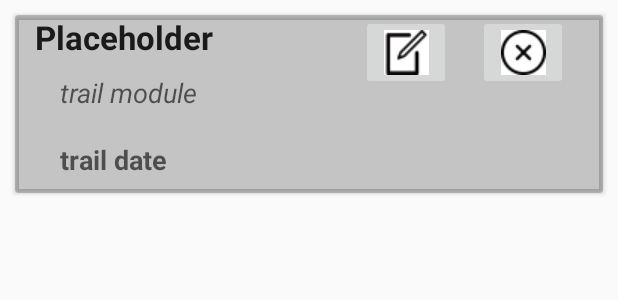
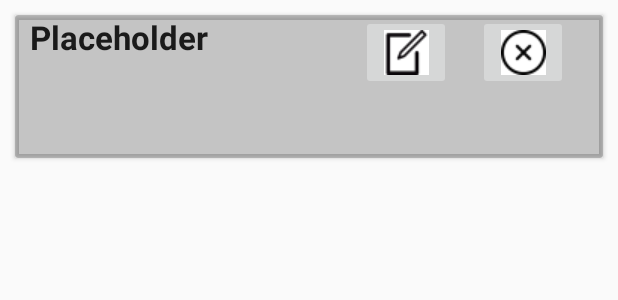
Before and after one commit to blackpanther2712/SE-FT08, an Android app: the layout trail_row_layout.xml on its own in the app's theme, with its tools: preview values and no code run, on a phone screen of 412 x 824 dp. Shown: the top 300 px of the screen. Run offline under Robolectric (Android 15) with nearby library versions, the light colour scheme and no system bars.

Commit message:
modified trail row

```diff
--- a/TrailBlazeLearn/app/src/main/java/com/ft08/trailblazelearn/adapters/TrailAdapter.java
+++ b/TrailBlazeLearn/app/src/main/java/com/ft08/trailblazelearn/adapters/TrailAdapter.java
@@ -168,6 +168,7 @@ public class TrailAdapter extends ArrayAdapter<Trail> {
                             case DialogInterface.BUTTON_POSITIVE:
 
                                   rRef.child(trail.getTrailID()).removeValue();
+                                  //refreshTrails();
                                   trails.remove(trail);
                                   notifyDataSetChanged();
 //                                final Query query=rRef.orderByChild("trailID").equalTo(trail.getTrailID());
--- a/TrailBlazeLearn/app/src/main/res/layout/trail_row_layout.xml
+++ b/TrailBlazeLearn/app/src/main/res/layout/trail_row_layout.xml
@@ -7,26 +7,31 @@
     android:layout_height="match_parent">
 
     <android.support.v7.widget.CardView
+        android:id="@+id/cardView"
+        cardCornerRadius="5dp"
+        cardElevation="5dp"
         android:layout_width="match_parent"
         android:layout_height="wrap_content"
-        android:layout_margin="10dp"
-        cardCornerRadius="5dp"
-        cardElevation="5dp"
-        app:cardBackgroundColor="@color/cardview_shadow_start_color"
-        android:id="@+id/cardView">
+        android:layout_marginLeft="10dp"
+        android:layout_marginRight="10dp"
+        android:layout_marginTop="10dp"
+        app:cardBackgroundColor="@color/cardview_shadow_start_color">
 
         <RelativeLayout
-            android:layout_width="match_parent"
-            android:layout_height="match_parent"
-            >
+            android:layout_width="wrap_content"
+            android:layout_height="95dp"
+            android:layout_alignLeft="@+id/cardView"
+            android:layout_alignStart="@+id/cardView"
+            android:layout_alignTop="@+id/cardView">
 
             <TextView
                 android:id="@+id/trail_name"
                 android:layout_width="wrap_content"
                 android:layout_height="wrap_content"
-                android:layout_alignEnd="@+id/trail_mod"
+                android:layout_alignParentLeft="true"
+                android:layout_alignParentStart="true"
                 android:layout_alignParentTop="true"
-                android:layout_alignRight="@+id/trail_mod"
+                android:layout_marginLeft="10dp"
                 android:text="@string/placeholder"
                 android:textAppearance="?android:attr/textAppearanceLarge"
                 android:textStyle="bold"
@@ -58,12 +63,11 @@
                 android:id="@+id/trail_mod"
                 android:layout_width="wrap_content"
                 android:layout_height="wrap_content"
-                android:layout_alignParentStart="true"
-                android:layout_alignParentLeft="true"
-                android:layout_below="@id/trail_name"
-                android:layout_marginLeft="20dp"
+                android:layout_alignLeft="@+id/trail_date"
+                android:layout_alignStart="@+id/trail_date"
+                android:layout_centerVertical="true"
                 android:padding="10dp"
-                android:text="trail module"
+                android:text="   "
                 android:textAppearance="?android:attr/textAppearanceMedium"
                 android:textStyle="italic"
                 tools:ignore="RelativeOverlap" />
@@ -72,12 +76,12 @@
                 android:id="@+id/trail_date"
                 android:layout_width="wrap_content"
                 android:layout_height="wrap_content"
+                android:layout_alignParentBottom="true"
+                android:layout_alignParentLeft="true"
                 android:layout_alignParentStart="true"
-                android:layout_alignParentLeft="true"
-                android:layout_below="@id/trail_mod"
-                android:layout_marginLeft="20dp"
+                android:layout_marginLeft="10dp"
                 android:padding="10dp"
-                android:text="trail date"
+                android:text=""
                 android:textAppearance="?android:attr/textAppearanceMedium"
                 android:textStyle="bold"
                 tools:ignore="RelativeOverlap" />
```
